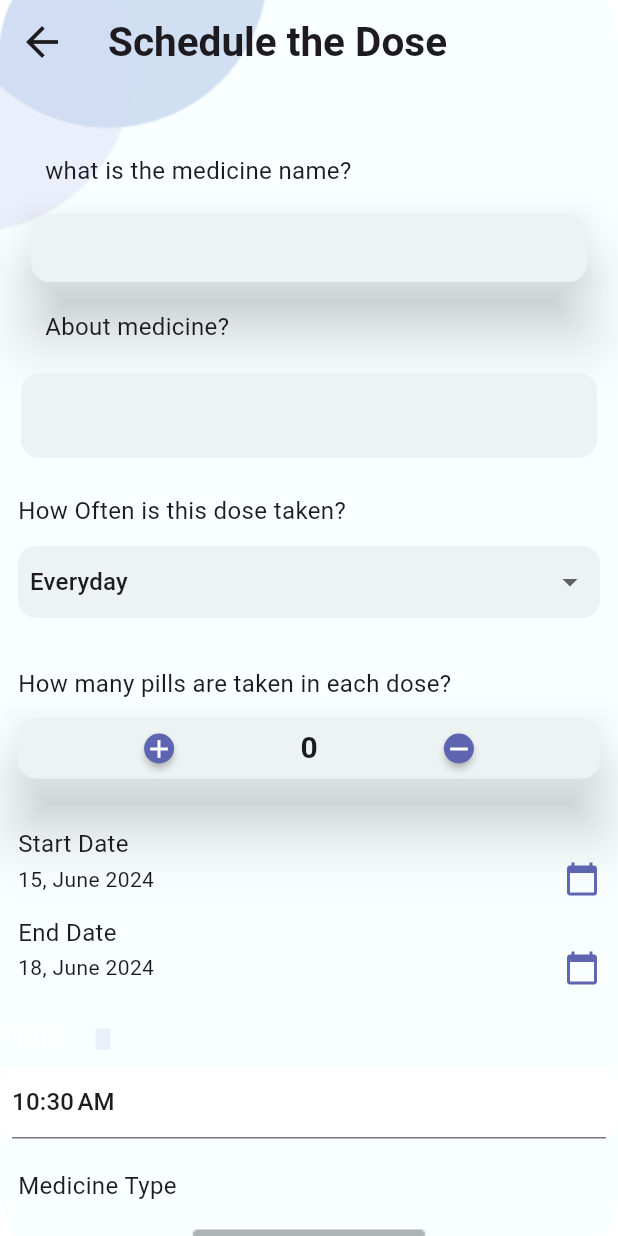
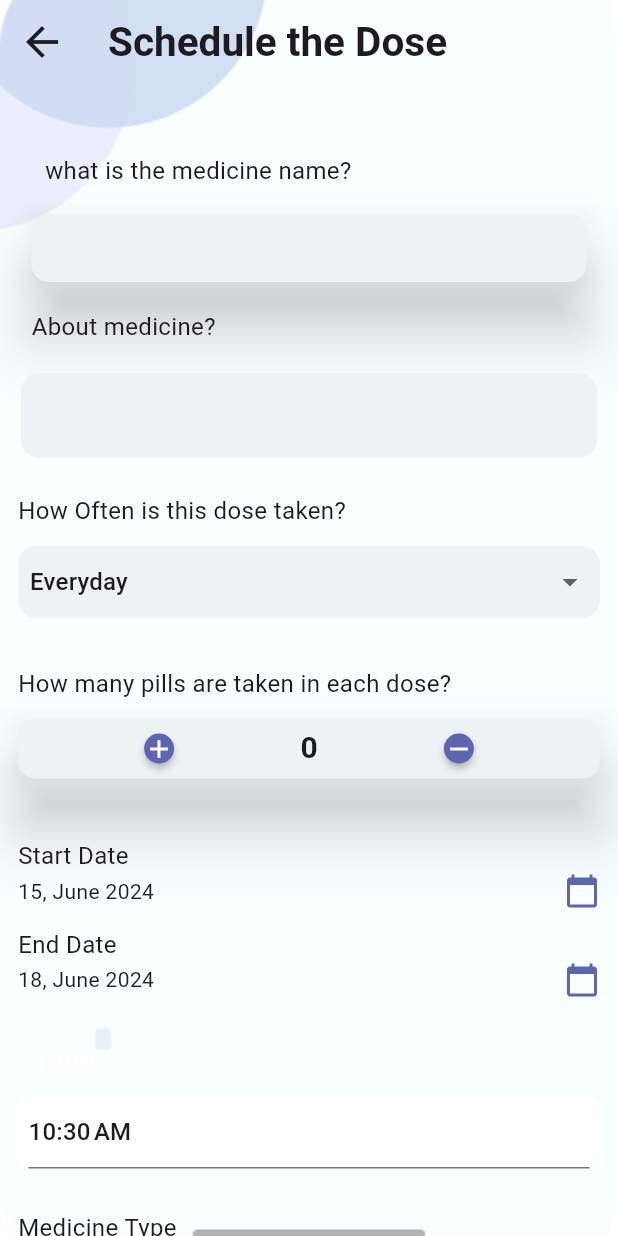
Before and after one commit to JailanMedhatt/MedicalReminder1, a Flutter app: the SchadualePage screen opened by its route, on a phone screen of 412 x 824 dp. Run offline on Flutter 3.47's test engine with Material 3 defaults, Android fonts, the phone set to English and light mode, and no system bars; drawn by our look-alikes of date_field; our stand-ins replace awesome_notifications, calendar_timeline, cloud_firestore, file_picker, firebase_auth, firebase_core and 11 more; missing offline and left inert: easy_pdf_viewer, encrypt, flutter_timeline_calendar, magnifying_glass; accounts and stored records are empty; generated files the repository leaves out were written again.

```diff
--- a/lib/NotificationService.dart
+++ b/lib/NotificationService.dart
@@ -345,6 +345,7 @@ class NotificationService {
 
 }
 
+
 ///commeeeeeeeeeeeeeeeeeeeeeeeeeeeeeeeeeeent
 
 ////////////////////////////////////
--- a/lib/UI/Scedhule.dart
+++ b/lib/UI/Scedhule.dart
@@ -169,7 +169,7 @@ class _SchadualePageState extends State<SchadualePage> {
                                 ),
                               ),
                               Padding(
-                                padding: EdgeInsets.symmetric(horizontal: 20, vertical: 16),
+                                padding: EdgeInsets.symmetric(horizontal: 11, vertical: 16),
                                 child: Text(
                                   AppLocalizations.of(context)!.about_medicine,
                                   style: TextStyle(fontSize: 16, fontWeight: FontWeight.w400),
@@ -234,19 +234,22 @@ class _SchadualePageState extends State<SchadualePage> {
                     },),
                   ),
                   Padding(
-                    padding: EdgeInsets.only(top: 8),
+                    padding: EdgeInsets.only(top: 16),
                     child: DateRangePickerControllerExample(onDateRangeChanged: handleDateRangeChanged,),
                   ),
                   Padding(
-                    padding: EdgeInsets.only(top: 8),
+                    padding: EdgeInsets.only(top: 16,left: 11,right: 11),
                     child: Column(
                       crossAxisAlignment: CrossAxisAlignment.start,
                       children: [
-                        Text(
-                          AppLocalizations.of(context)!.time,
-                          style: TextStyle(
-                            color: Colors.white,
-                            fontSize: 18,
+                        Padding(
+                          padding: EdgeInsets.symmetric(horizontal: 11,vertical: 2),
+                          child: Text(
+                            AppLocalizations.of(context)!.time,
+                            style: TextStyle(
+                              color: Colors.white,
+                              fontSize: 18,
+                            ),
                           ),
                         ),
                         SizedBox(height: 8),
@@ -260,6 +263,7 @@ class _SchadualePageState extends State<SchadualePage> {
                             borderRadius: BorderRadius.circular(10.0),
                           ),
                           child: DateTimeField(
+                            //decoration: InputDecoration(),
                             //onTap: ()=> _selectTime(context),
                             value: selectedTime ?? DateTime.now(),
                             initialPickerDateTime: DateTime.now(),
@@ -285,11 +289,11 @@ class _SchadualePageState extends State<SchadualePage> {
                     ),
                   ),
                   Padding(
-                    padding: EdgeInsets.only(top: 8),
+                    padding: EdgeInsets.only(top: 16),
                     child: Check(),
                   ),
                   Padding(
-                    padding: EdgeInsets.only(top: 8),
+                    padding: EdgeInsets.only(top: 16),
                     child: PillDropMenu(),
                   ),
                   Padding(
--- a/pubspec.yaml
+++ b/pubspec.yaml
@@ -67,6 +67,7 @@ dependencies:
   path_provider: ^2.0.2
   intro_views_flutter: ^3.2.0
   awesome_notifications: ^0.8.2
+  magnifying_glass: ^2.1.0
   localization: ^2.1.1
   flutter_localizations:
     sdk: flutter
```
Also changed, not shown: lib/UI/TipsPage.dart (+50 -3 lines), pubspec.lock.
